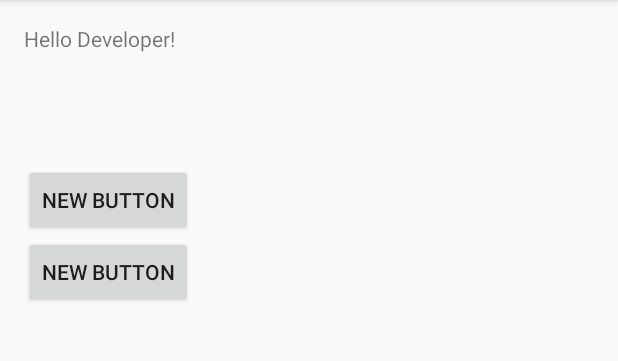
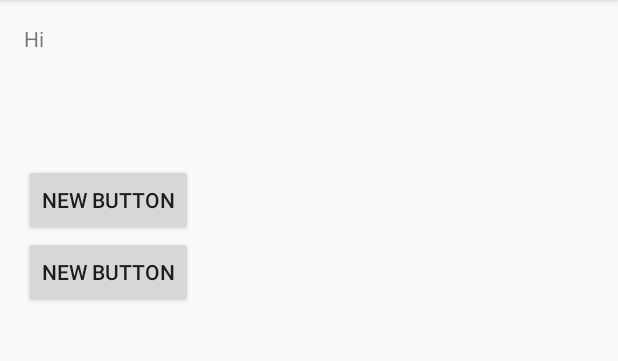
Before and after one commit to Driversbuddy/DriversBuddy, an Android app: the screen it shows after launch (MainActivity), on a phone screen of 412 x 824 dp, the part 84-445 px from its top. Run offline under Robolectric (Android 15) with nearby library versions, the phone set to English and light mode, and no system bars.

```diff
--- a/app/src/main/res/layout/content_main.xml
+++ b/app/src/main/res/layout/content_main.xml
@@ -16,7 +16,7 @@
         android:id="@+id/textView"
         android:layout_width="wrap_content"
         android:layout_height="wrap_content"
-        android:text="Hello Developer!" />
+        android:text="Hi" />
 
     <Button
         android:id="@+id/button"
```
